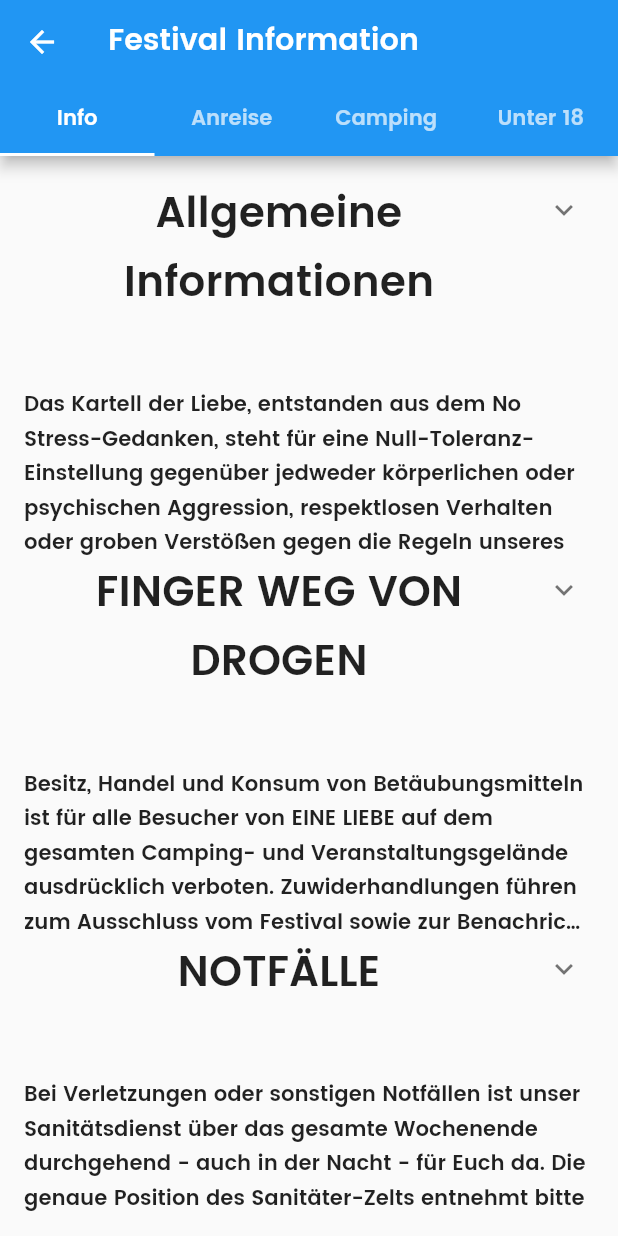
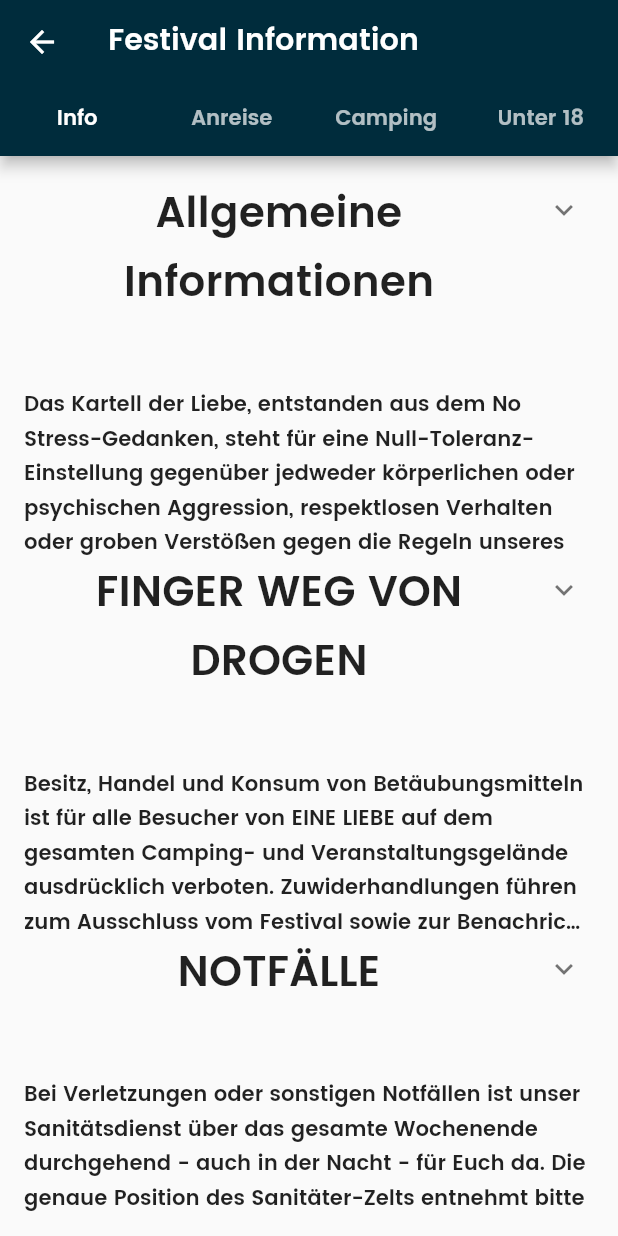
Before and after one commit to Kartell-der-Liebe/FlutterApp, a Flutter app: the screen it shows after launch, after a tap on "Festival Information", on a phone screen of 412 x 824 dp. Run offline on Flutter 3.47's test engine with Material 2 defaults, Android fonts, the phone set to English and light mode, and no system bars; drawn by our look-alikes of expandable; missing offline and left inert: webfeed; network calls fail.

Commit message:
neues bild und Food mit Menu fertig

```diff
--- a/lib/food.dart
+++ b/lib/food.dart
@@ -20,8 +20,6 @@ class FoodPage extends StatelessWidget {
           appBar: new AppBar(
             title: Text("Line Up"),
             bottom: TabBar(
-              labelColor: Colors.black,
-              unselectedLabelColor: Colors.black38,
               tabs: [
                 new Tab(text: "Foodtruck"),
                 new Tab(text: "Food Sharing"),
--- a/lib/lineUp.dart
+++ b/lib/lineUp.dart
@@ -20,8 +20,6 @@ class LineUpPage extends StatelessWidget {
           appBar: new AppBar(
             title: Text("Line Up"),
             bottom: TabBar(
-              labelColor: Colors.black,
-              unselectedLabelColor: Colors.black38,
               tabs: [
                 new Tab(text: "Acts"),
                 new Tab(text: "Time Table",),
--- a/lib/main.dart
+++ b/lib/main.dart
@@ -2,6 +2,7 @@ import 'package:flutter/material.dart';
 import 'package:flutter_app/food.dart';
 import 'package:flutter_app/lineUp.dart';
 import 'package:flutter_app/rss_reader.dart';
+import 'package:flutter_app/utility.dart';
 
 import 'information.dart';
 
@@ -26,7 +27,9 @@ class MyApp extends StatelessWidget {
         // or simply save your changes to "hot reload" in a Flutter IDE).
         // Notice that the counter didn't reset back to zero; the application
         // is not restarted.
-        primarySwatch: Colors.blue,
+        primarySwatch: MyColors.eineLiebeDunkelMaterialApp,
+        indicatorColor: MyColors.eineLiebeHellMaterialApp,
+
         // This makes the visual density adapt to the platform that you run
         // the app on. For desktop platforms, the controls will be smaller and
         // closer together (more dense) than on mobile platforms.
@@ -93,14 +96,14 @@ class _MyHomePageState extends State<MyHomePage> {
             GestureDetector(
               child: Container(
                 constraints: new BoxConstraints.expand(
-                  height: 200.0,
+                  height: 170,
                 ),
                 padding: new EdgeInsets.only(left: 16.0, bottom: 8.0, right: 16.0),
                 margin: new EdgeInsets.only(bottom: 4),
                 decoration: new BoxDecoration(
                   image: new DecorationImage(
                     image: new AssetImage('assets/images/news_pic_1.png'),
-                    fit: BoxFit.cover,
+                    fit: BoxFit.fill,
                   ),
                 ),
                 child: new Stack(
@@ -124,14 +127,14 @@ class _MyHomePageState extends State<MyHomePage> {
             GestureDetector(
               child: Container(
                 constraints: new BoxConstraints.expand(
-                  height: 200.0,
+                  height: 170.0,
                 ),
                 padding: new EdgeInsets.only(left: 16.0, bottom: 8.0, right: 16.0),
                 margin: new EdgeInsets.only(bottom: 4),
                 decoration: new BoxDecoration(
                   image: new DecorationImage(
                     image: new AssetImage('assets/images/news_pic_1.png'),
-                    fit: BoxFit.cover,
+                    fit: BoxFit.fill,
                   ),
                 ),
                 child: new Stack(
@@ -155,14 +158,14 @@ class _MyHomePageState extends State<MyHomePage> {
             GestureDetector(
               child: Container(
                 constraints: new BoxConstraints.expand(
-                  height: 200.0,
+                  height: 170.0,
                 ),
                 padding: new EdgeInsets.only(left: 16.0, bottom: 8.0, right: 16.0),
                 margin: new EdgeInsets.only(bottom: 4),
                 decoration: new BoxDecoration(
                   image: new DecorationImage(
                     image: new AssetImage('assets/images/news_pic_1.png'),
-                    fit: BoxFit.cover,
+                    fit: BoxFit.fill,
                   ),
                 ),
                 child: new Stack(
@@ -180,20 +183,20 @@ class _MyHomePageState extends State<MyHomePage> {
               ),
               onTap: () {
                 //Navigator.of(context).pop();
-                Navigator.of(context).push(MaterialPageRoute(builder: (BuildContext) => InformationPage(title: 'News')));
+                Navigator.of(context).push(MaterialPageRoute(builder: (BuildContext) => NewsPage(title: 'News')));
               },
             ),
             GestureDetector(
               child: Container(
                 constraints: new BoxConstraints.expand(
-                  height: 200.0,
+                  height: 170.0,
                 ),
                 padding: new EdgeInsets.only(left: 16.0, bottom: 8.0, right: 16.0),
                 margin: new EdgeInsets.only(bottom: 4),
                 decoration: new BoxDecoration(
                   image: new DecorationImage(
                     image: new AssetImage('assets/images/news_pic_1.png'),
-                    fit: BoxFit.cover,
+                    fit: BoxFit.fill,
                   ),
                 ),
                 child: new Stack(
@@ -261,7 +264,7 @@ class _MyHomePageState extends State<MyHomePage> {
                 leading: Icon(Icons.fiber_new),
                 title: Text("News"),
                 onTap: () {
-                  Navigator.of(context).push(MaterialPageRoute(builder: (BuildContext) => RSSReader()));
+                  Navigator.of(context).push(MaterialPageRoute(builder: (BuildContext) => NewsPage()));
                 },
               ),
             ],
--- a/lib/utility.dart
+++ b/lib/utility.dart
@@ -11,11 +11,41 @@ class MyColors {
   /// Completely invisible.
   static const Color eineLiebeDunkel = Color(0x0FF002C3C);
 
-  static const MaterialColor eineLiebeDunkelMaterialColor = MaterialColor(
-    _pinkPrimaryValue,
-    <int, Color>{},
+  static const _blackPrimaryValue = 0x0FF002C3C;
+
+  static const MaterialColor eineLiebeDunkelMaterialApp = const MaterialColor(
+    _blackPrimaryValue,
+    const <int, Color>{
+      50:  const Color(0x8C002C3C),
+      100: const Color(0x99002C3C),
+      200: const Color(0xA6002C3C),
+      300: const Color(0xB3002C3C),
+      400: const Color(0xBF002C3C),
+      500: const Color(0xCC002C3C),
+      600: const Color(0xD9002C3C),
+      700: const Color(0xE6002C3C),
+      800: const Color(0xF2002C3C),
+      900: const Color(_blackPrimaryValue),
+    },
   );
-  static const int _pinkPrimaryValue = 0x0FF002C3C;
+
+  static const hellPrimaryValue = 0xFFFDEA04;
+
+  static const MaterialColor eineLiebeHellMaterialApp = const MaterialColor(
+    hellPrimaryValue,
+    const <int, Color>{
+      50:  const Color(0x8CFDEA04),
+      100: const Color(0x99FDEA04),
+      200: const Color(0xA6FDEA04),
+      300: const Color(0xB3FDEA04),
+      400: const Color(0xBFFDEA04),
+      500: const Color(0xCCFDEA04),
+      600: const Color(0xD9FDEA04),
+      700: const Color(0xE6FDEA04),
+      800: const Color(0xF2FDEA04),
+      900: const Color(hellPrimaryValue),
+    },
+  );
 
   static const Color eineLiebehell = Color(0xFFFDEA04);
 
```
Also changed, not shown: lib/rss_reader.dart (+5 -5 lines), assets/images/info_pic_1.png (added).
